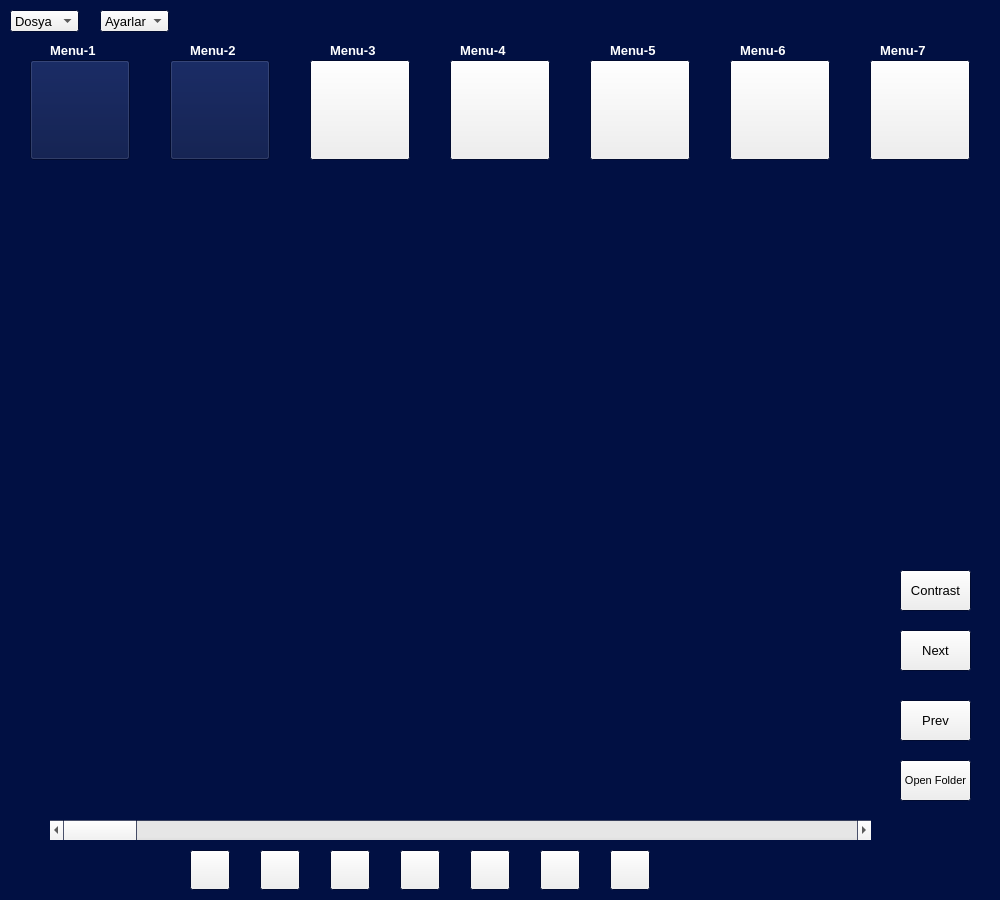
Old version of the form interface/Ui2.ui in the repository abraham8755/Ai-C-Detection.
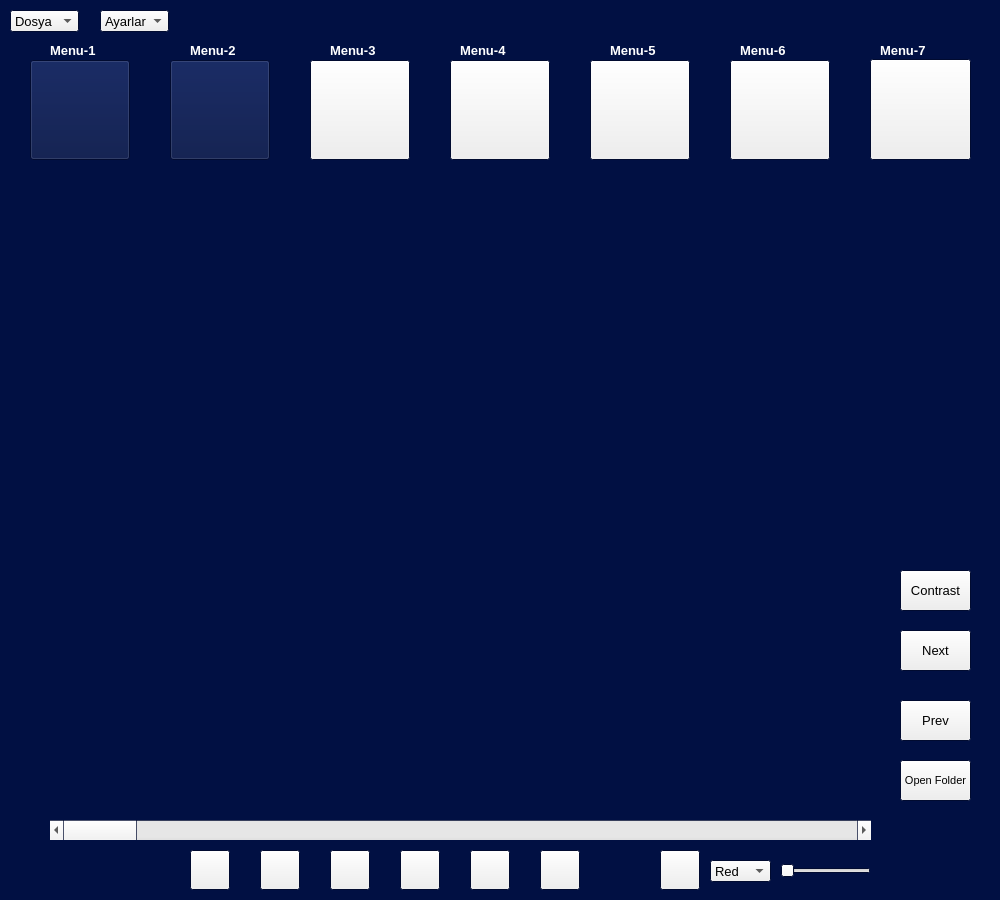
New version of the form. Icons and pictures are not drawn.

Diff of the .ui file:
```diff
--- a/interface/Ui2.ui
+++ b/interface/Ui2.ui
@@ -882,9 +882,9 @@
    <property name="geometry">
     <rect>
      <x>870</x>
-     <y>60</y>
-     <width>100</width>
-     <height>100</height>
+     <y>59</y>
+     <width>101</width>
+     <height>101</height>
     </rect>
    </property>
    <property name="text">
@@ -4243,29 +4243,6 @@
     </property>
    </item>
   </widget>
-  <widget class="QPushButton" name="penBtn">
-   <property name="geometry">
-    <rect>
-     <x>400</x>
-     <y>850</y>
-     <width>40</width>
-     <height>40</height>
-    </rect>
-   </property>
-   <property name="text">
-    <string/>
-   </property>
-   <property name="icon">
-    <iconset>
-     <normaloff>photos/pen_icon.png</normaloff>photos/pen_icon.png</iconset>
-   </property>
-   <property name="iconSize">
-    <size>
-     <width>20</width>
-     <height>20</height>
-    </size>
-   </property>
-  </widget>
   <widget class="QPushButton" name="rstBtn">
    <property name="geometry">
     <rect>
@@ -4292,7 +4269,7 @@
   <widget class="QPushButton" name="lngthBtn">
    <property name="geometry">
     <rect>
-     <x>470</x>
+     <x>400</x>
      <y>850</y>
      <width>40</width>
      <height>40</height>
@@ -4315,7 +4292,7 @@
   <widget class="QPushButton" name="cptrBtn">
    <property name="geometry">
     <rect>
-     <x>610</x>
+     <x>540</x>
      <y>850</y>
      <width>40</width>
      <height>40</height>
@@ -4338,7 +4315,7 @@
   <widget class="QPushButton" name="crsBtn">
    <property name="geometry">
     <rect>
-     <x>540</x>
+     <x>470</x>
      <y>850</y>
      <width>40</width>
      <height>40</height>
@@ -4404,6 +4381,72 @@
     </size>
    </property>
   </widget>
+  <widget class="QSlider" name="penSlider">
+   <property name="geometry">
+    <rect>
+     <x>780</x>
+     <y>860</y>
+     <width>91</width>
+     <height>22</height>
+    </rect>
+   </property>
+   <property name="orientation">
+    <enum>Qt::Horizontal</enum>
+   </property>
+  </widget>
+  <widget class="QComboBox" name="penColor">
+   <property name="geometry">
+    <rect>
+     <x>710</x>
+     <y>860</y>
+     <width>61</width>
+     <height>22</height>
+    </rect>
+   </property>
+   <property name="font">
+    <font>
+     <pointsize>10</pointsize>
+    </font>
+   </property>
+   <item>
+    <property name="text">
+     <string>Red</string>
+    </property>
+   </item>
+   <item>
+    <property name="text">
+     <string>White</string>
+    </property>
+   </item>
+   <item>
+    <property name="text">
+     <string>Black</string>
+    </property>
+   </item>
+  </widget>
+  <widget class="QPushButton" name="penBtn">
+   <property name="geometry">
+    <rect>
+     <x>660</x>
+     <y>850</y>
+     <width>40</width>
+     <height>40</height>
+    </rect>
+   </property>
+   <property name="text">
+    <string/>
+   </property>
+   <property name="icon">
+    <iconset>
+     <normaloff>photos/pen_icon.png</normaloff>photos/pen_icon.png</iconset>
+   </property>
+   <property name="iconSize">
+    <size>
+     <width>20</width>
+     <height>20</height>
+    </size>
+   </property>
+  </widget>
  </widget>
  <resources/>
  <connections/>
```
